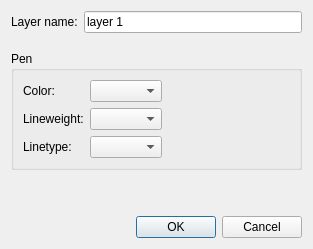
Above: scripts/Layer/LayerDialog.ui from qcad/qcad before the change. Below: the same form after it.
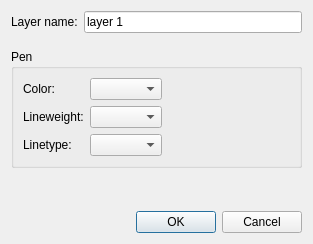
That is the form after the change. Icons and pictures are not drawn. Custom widgets are drawn as their Qt base class.

Diff of the .ui file:
```diff
--- a/scripts/Layer/LayerDialog.ui
+++ b/scripts/Layer/LayerDialog.ui
@@ -10,7 +10,7 @@
     <x>0</x>
     <y>0</y>
     <width>313</width>
-    <height>249</height>
+    <height>244</height>
    </rect>
   </property>
   <property name="windowTitle">
```
Left out of the diff: 2 changed lines with no effect on the pictures.
